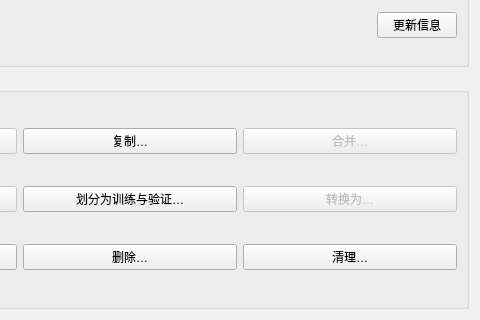
Above: Ui/dataset_window.ui from yan-xiaoo/DatasetGUI before the change; both pictures show x 220 to 700 and y 180 to 500 of the 700 by 500 pixel window. Below: the same form after it.
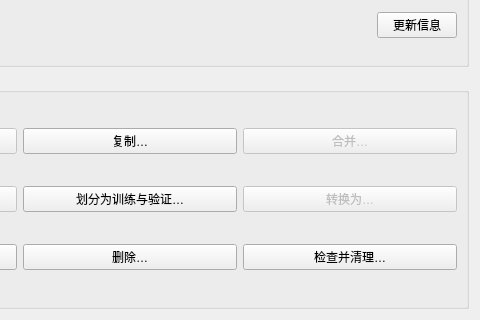
That is the form after the change.

Diff of the .ui file:
```diff
--- a/Ui/dataset_window.ui
+++ b/Ui/dataset_window.ui
@@ -202,7 +202,7 @@
          <bool>true</bool>
         </property>
         <property name="text">
-         <string>清理…</string>
+         <string>检查并清理…</string>
         </property>
        </widget>
       </item>
```
